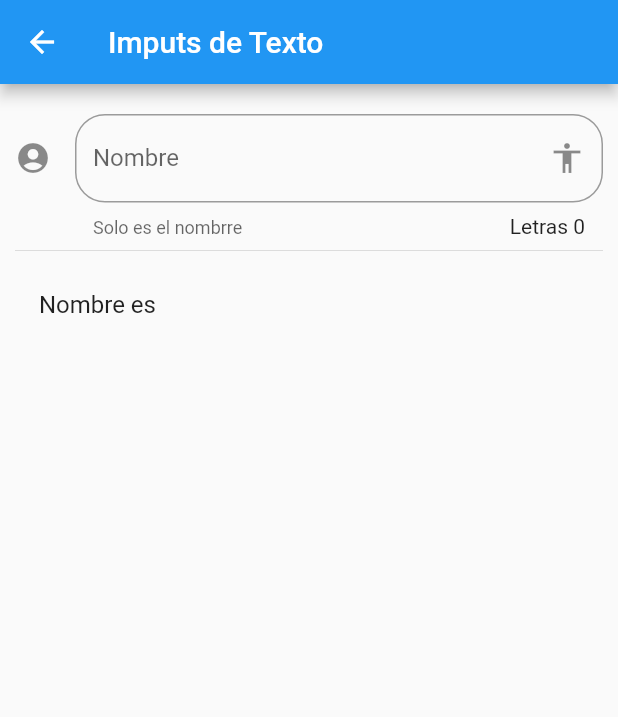
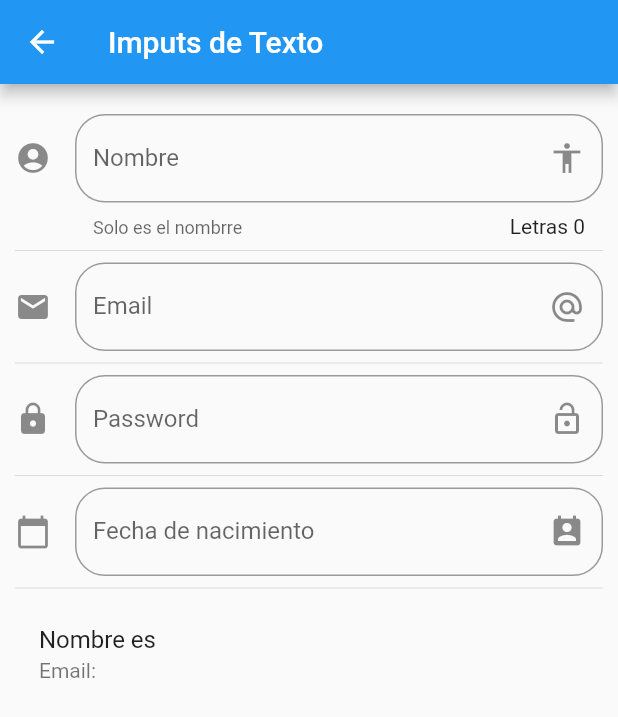
Before and after one commit to ramirexweb/FlutterComponents, a Flutter app: the InputPage screen opened by its route, on a phone screen of 412 x 824 dp. Shown: the top 717 px of the screen. Run offline on Flutter 3.47's test engine with Material 2 defaults, Android fonts, the phone set to English and light mode, and no system bars.

Commit message:
seguimos poniendo fields

```diff
--- a/lib/src/pages/input.page.dart
+++ b/lib/src/pages/input.page.dart
@@ -7,6 +7,11 @@ class InputPage extends StatefulWidget {
 
 class _InputPageState extends State<InputPage> {
   String _nombre = '';
+  String _email = '';
+  String _password = '';
+  String _fecha = '';
+
+  TextEditingController _inputFieldDateController = new TextEditingController();
   @override
   Widget build(BuildContext context) {
     return Scaffold(
@@ -15,7 +20,17 @@ class _InputPageState extends State<InputPage> {
       ),
       body: ListView(
         padding: EdgeInsets.symmetric(horizontal: 10.0, vertical: 20.0),
-        children: [_crearInput(), Divider(), _crearPersona()],
+        children: [
+          _crearInput(),
+          Divider(),
+          _crearEmail(),
+          Divider(),
+          _crearPassword(),
+          Divider(),
+          _crearFecha(context),
+          Divider(),
+          _crearPersona()
+        ],
       ),
     );
   }
@@ -40,9 +55,72 @@ class _InputPageState extends State<InputPage> {
     );
   }
 
+  Widget _crearEmail() {
+    return TextField(
+      keyboardType: TextInputType.emailAddress,
+      decoration: InputDecoration(
+          border: OutlineInputBorder(borderRadius: BorderRadius.circular(20.0)),
+          hintText: 'Email',
+          labelText: 'Email',
+          suffixIcon: Icon(Icons.alternate_email),
+          icon: Icon(Icons.email)),
+      onChanged: (valor) {
+        setState(() => _email = valor);
+      },
+    );
+  }
+
+  Widget _crearPassword() {
+    return TextField(
+      obscureText: true,
+      decoration: InputDecoration(
+          border: OutlineInputBorder(borderRadius: BorderRadius.circular(20.0)),
+          hintText: 'Password',
+          labelText: 'Password',
+          suffixIcon: Icon(Icons.lock_open),
+          icon: Icon(Icons.lock)),
+      onChanged: (valor) {
+        setState(() => _password = valor);
+      },
+    );
+  }
+
+  Widget _crearFecha(BuildContext context) {
+    return TextField(
+      enableInteractiveSelection: false,
+      controller: _inputFieldDateController,
+      decoration: InputDecoration(
+          border: OutlineInputBorder(borderRadius: BorderRadius.circular(20.0)),
+          hintText: 'Fecha de nacimiento',
+          labelText: 'Fecha de nacimiento',
+          suffixIcon: Icon(Icons.perm_contact_calendar),
+          icon: Icon(Icons.calendar_today)),
+      onTap: () {
+        FocusScope.of(context).requestFocus(new FocusNode());
+        _selectDate(context);
+      },
+    );
+  }
+
+  void _selectDate(BuildContext context) async {
+    DateTime picked = await showDatePicker(
+        context: context,
+        initialDate: new DateTime.now(),
+        firstDate: new DateTime(2018),
+        lastDate: new DateTime(2025));
+
+    if (picked != null) {
+      setState(() {
+        _fecha = picked.toString();
+        _inputFieldDateController.text = _fecha;
+      });
+    }
+  }
+
   Widget _crearPersona() {
     return ListTile(
       title: Text('Nombre es $_nombre'),
+      subtitle: Text('Email: $_email'),
     );
   }
 }
```
